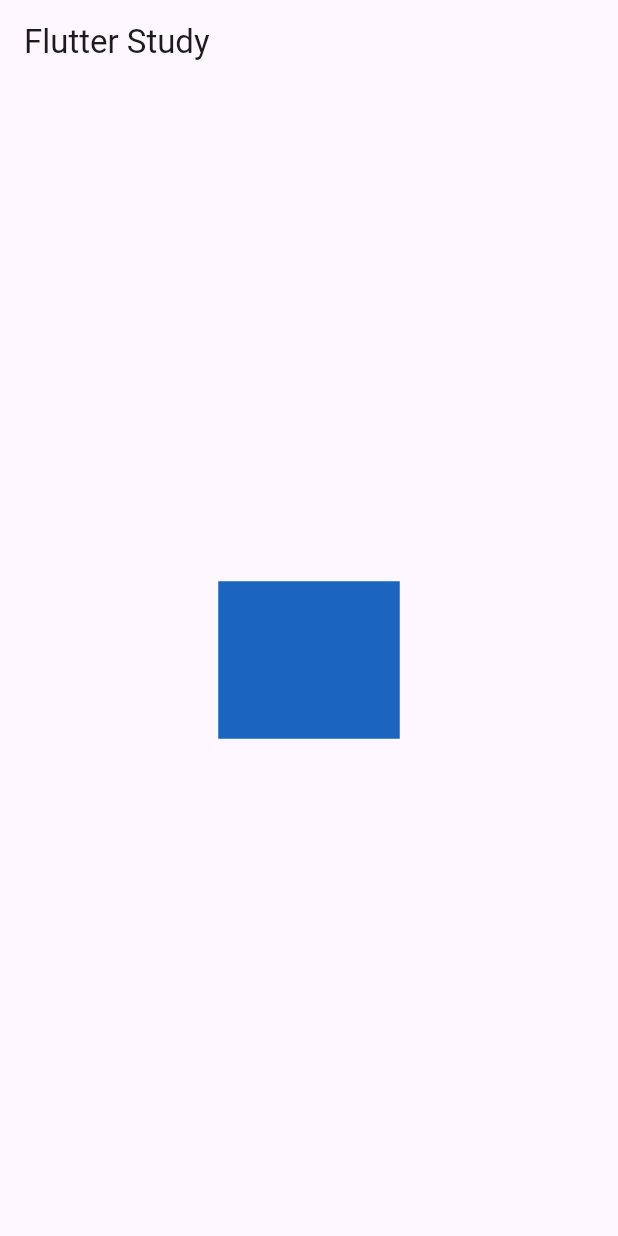
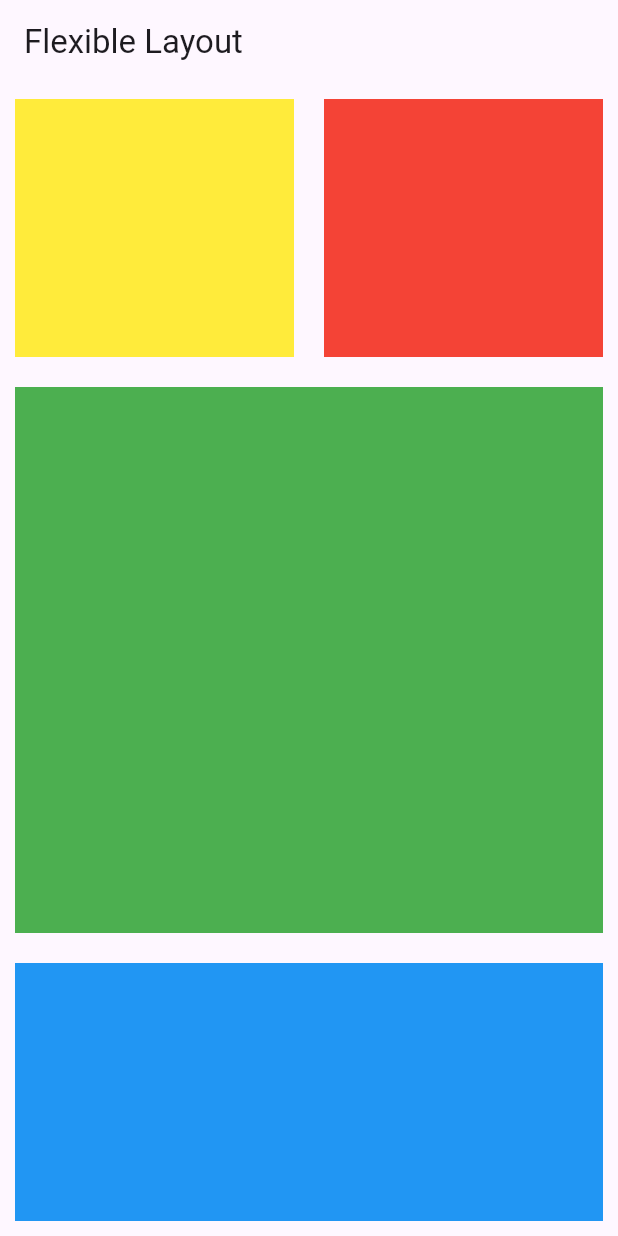
Before and after one commit to diasoy/flutter_study, a Flutter app: the screen it shows after launch, on a phone screen of 412 x 824 dp. Run offline on Flutter 3.47's test engine with Material 3 defaults, Android fonts, the phone set to English and light mode, and no system bars.

Commit message:
flexible widget

```diff
--- a/lib/main.dart
+++ b/lib/main.dart
@@ -1,41 +1,60 @@
-import 'dart:math';
 import 'package:flutter/material.dart';
+import 'package:flutter/widgets.dart';
 
 void main() {
   runApp(const MyApp());
 }
 
-class MyApp extends StatefulWidget {
+class MyApp extends StatelessWidget {
   const MyApp({super.key});
-
-  @override
-  State<MyApp> createState() => _MyAppState();
-}
-
-class _MyAppState extends State<MyApp> {
-  Random random = Random();
 
   @override
   Widget build(BuildContext context) {
     return MaterialApp(
-        home: Scaffold(
-      appBar: AppBar(
-        title: const Text('Flutter Study'),
-      ),
-      body: Center(
-        child: GestureDetector(
-          onTap: () {
-            setState(() {});
-          },
-          child: AnimatedContainer(
-            duration: const Duration(milliseconds: 100),
-            color: Color.fromARGB(255, random.nextInt(256), random.nextInt(256),
-                random.nextInt(256)),
-            width: 50.0 + random.nextInt(151),
-            height: 50.0 + random.nextInt(151),
-          ),
+      home: Scaffold(
+        appBar: AppBar(
+          title: const Text('Flexible Layout'),
+        ),
+        body: Column(
+          children: <Widget>[
+            Flexible(
+              flex: 1,
+              child: Row(
+                children: <Widget>[
+                  Flexible(
+                    flex: 1,
+                    child: Container(
+                      color: Colors.yellow,
+                      margin: EdgeInsets.all(10),
+                    ),
+                  ),
+                  Flexible(
+                    flex: 1,
+                    child: Container(
+                      color: Colors.red,
+                      margin: EdgeInsets.all(10),
+                    ),
+                  ),
+                ],
+              ),
+            ),
+            Flexible(
+              flex: 2,
+              child: Container(
+                color: Colors.green,
+                margin: EdgeInsets.all(10),
+              ),
+            ),
+            Flexible(
+              flex: 1,
+              child: Container(
+                color: Colors.blue,
+                margin: EdgeInsets.all(10),
+              ),
+            ),
+          ],
         ),
       ),
-    ));
+    );
   }
 }
```
